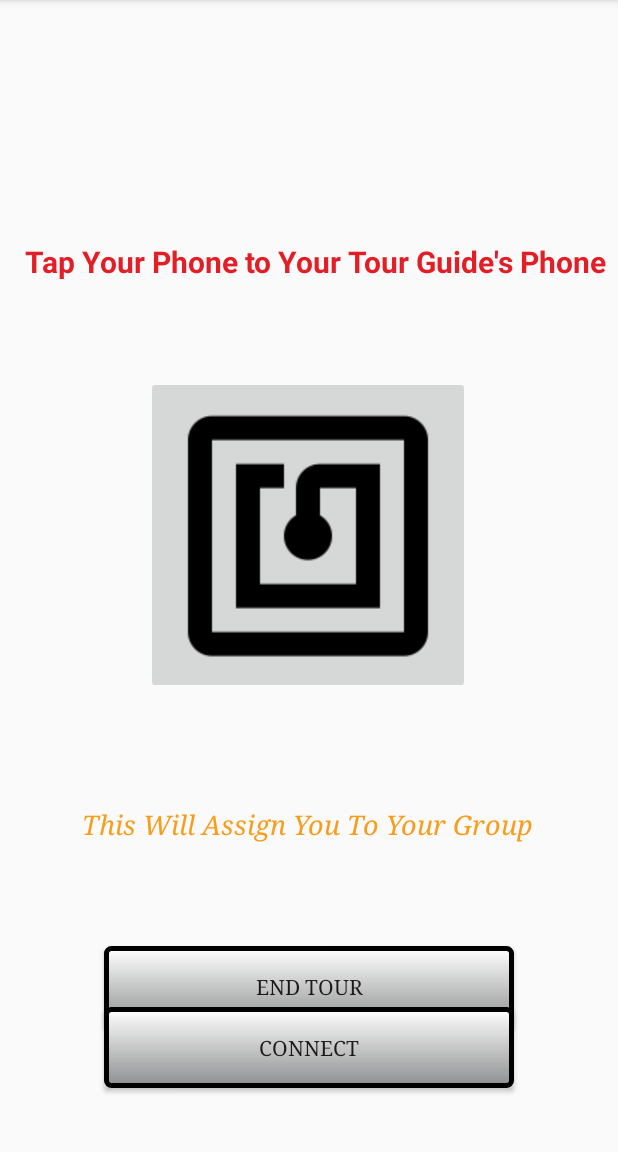
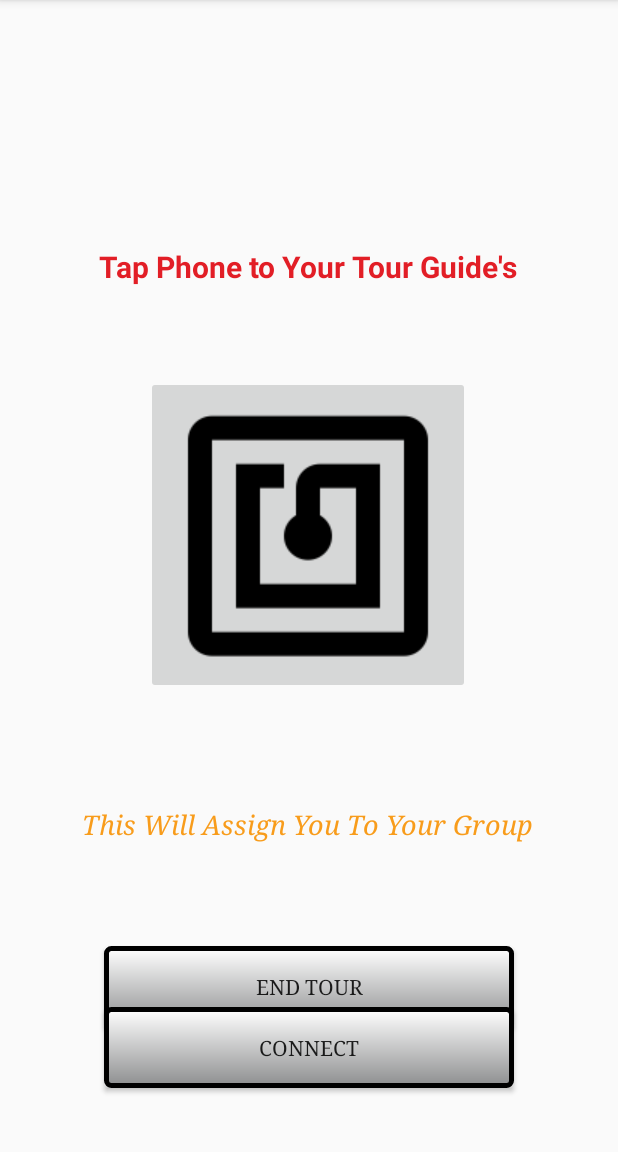
Before and after one commit to priceg/LeopardLeap, an Android app: the Visitor_Landing screen opened directly, with no data from a screen before it, on a phone screen of 412 x 824 dp, the part 84-1236 px from its top. Run offline under Robolectric (Android 15) with nearby library versions, the phone set to English and light mode, and no system bars.

Commit message:
more cleanup
more cleanup

```diff
--- a/app/src/main/res/layout/activity_tour_guide__log_in.xml
+++ b/app/src/main/res/layout/activity_tour_guide__log_in.xml
@@ -111,8 +111,8 @@
         android:textStyle="bold"
         app:layout_constraintBottom_toBottomOf="parent"
         app:layout_constraintEnd_toEndOf="parent"
-        app:layout_constraintHorizontal_bias="1.0"
+        app:layout_constraintHorizontal_bias="0.584"
         app:layout_constraintStart_toStartOf="parent"
         app:layout_constraintTop_toTopOf="parent"
-        app:layout_constraintVertical_bias="0.167" />
+        app:layout_constraintVertical_bias="0.172" />
 </android.support.constraint.ConstraintLayout>
--- a/app/src/main/res/layout/activity_visitor__landing.xml
+++ b/app/src/main/res/layout/activity_visitor__landing.xml
@@ -55,10 +55,10 @@
         android:textStyle="bold"
         app:layout_constraintBottom_toBottomOf="parent"
         app:layout_constraintEnd_toEndOf="parent"
-        app:layout_constraintHorizontal_bias="1.0"
+        app:layout_constraintHorizontal_bias="0.495"
         app:layout_constraintStart_toStartOf="parent"
         app:layout_constraintTop_toTopOf="parent"
-        app:layout_constraintVertical_bias="0.22" />
+        app:layout_constraintVertical_bias="0.224" />
 
     <TextView
         android:id="@+id/tap_message_B"
--- a/app/src/main/res/values/strings.xml
+++ b/app/src/main/res/values/strings.xml
@@ -27,11 +27,11 @@
     <string name="back">Back to Main Page</string>
 
     <!--Visitor_Landing-->
-    <string name="tap_message_A">Tap Your Phone to Your Tour Guide\'s Phone</string>
+    <string name="tap_message_A">Tap Phone to Your Tour Guide\'s</string>
     <string name="tap_message_B">This Will Assign You To Your Group</string>
 
     <!--TourGuide_Landing-->
-    <string name="tap_message_C">Tap Your Phone to Your Group Members</string>
+    <string name="tap_message_C">Tap Phone to Your Group Members\'</string>
     <string name="tap_message_D">Begin Tour When You Are Ready</string>
     <string name="start_btn">Begin Tour</string>
     <string name="counter">Group Size:</string>
```
Also changed, not shown: app/src/main/res/drawable/leopard.jpg (deleted), app/src/main/res/drawable/leopard.png (added).
